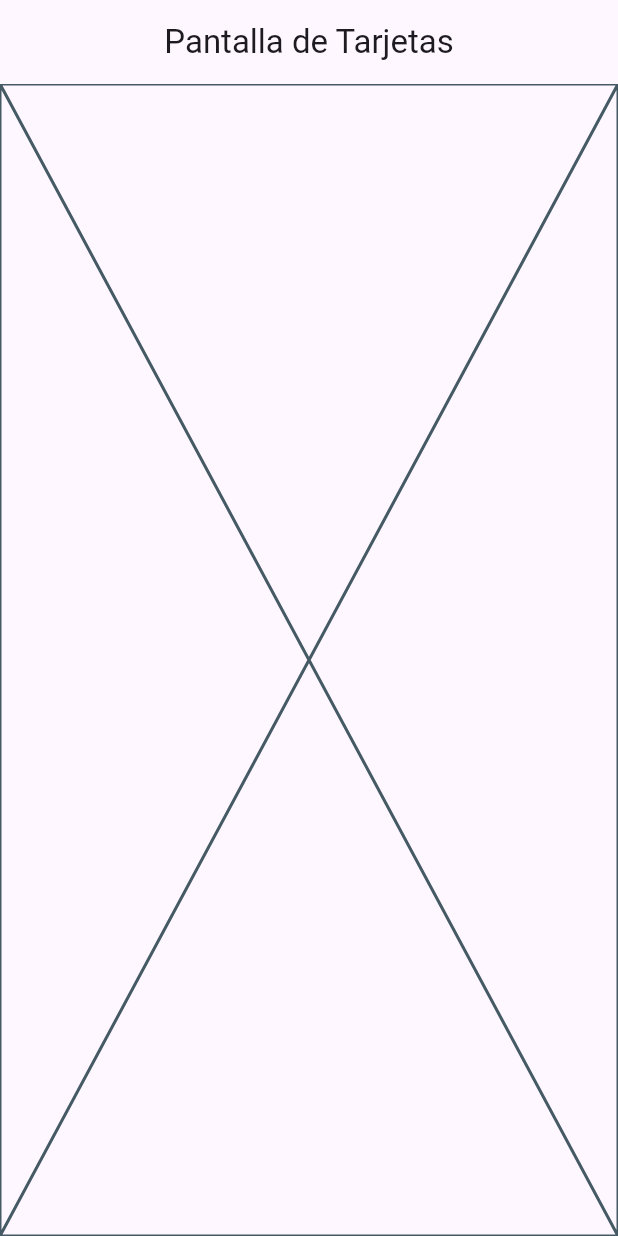
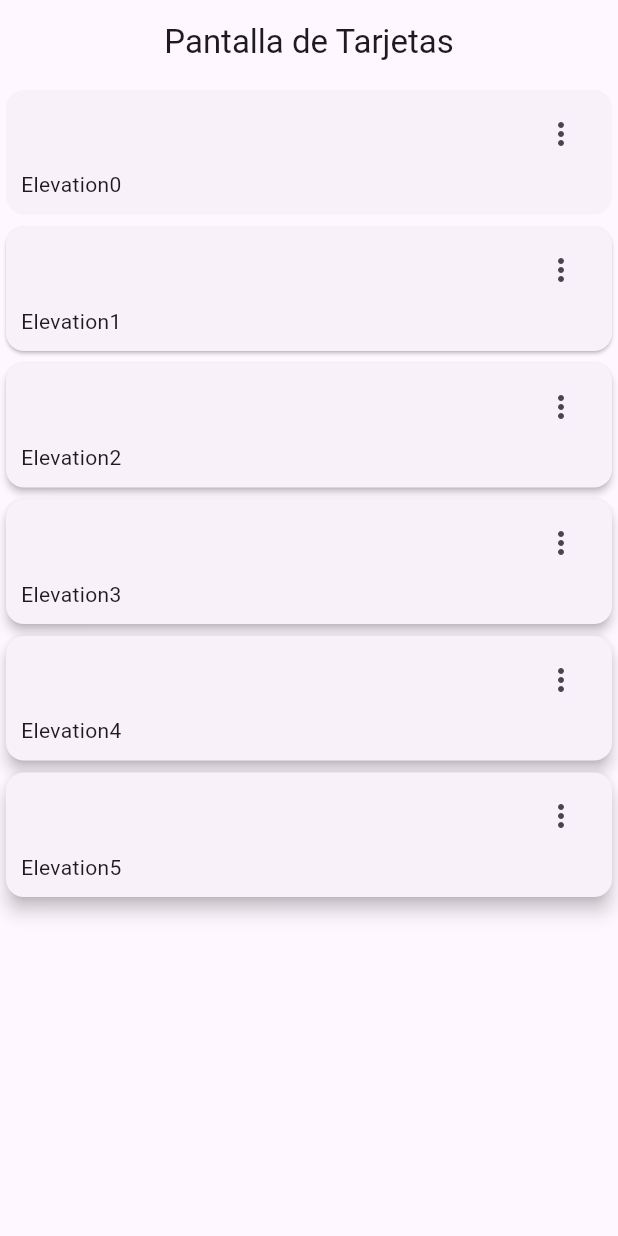
Before and after one commit to Francisco-V98/widgets_app, a Flutter app: the CardsScreen screen opened by its route, on a phone screen of 412 x 824 dp. Run offline on Flutter 3.47's test engine with Material 3 defaults, Android fonts, the phone set to English and light mode, and no system bars; our stand-ins replace go_router.

Commit message:
128- Crear cards, map, SingleChildScrollView

```diff
--- a/lib/presentation/screens/cards/cards_screen.dart
+++ b/lib/presentation/screens/cards/cards_screen.dart
@@ -1,6 +1,16 @@
 import 'package:flutter/material.dart';
 
+const cards = <Map<String,dynamic>>[
+  {'elevation': 0.0, 'label': 'Elevation0'},
+  {'elevation': 1.0, 'label': 'Elevation1'},
+  {'elevation': 2.0, 'label': 'Elevation2'},
+  {'elevation': 3.0, 'label': 'Elevation3'},
+  {'elevation': 4.0, 'label': 'Elevation4'},
+  {'elevation': 5.0, 'label': 'Elevation5'},
+];
+
 class CardsScreen extends StatelessWidget {
+
   static const String name = 'cards_Screen';
 
   const CardsScreen({super.key});
@@ -11,7 +21,69 @@ class CardsScreen extends StatelessWidget {
       appBar: AppBar(
         title: const Text('Pantalla de Tarjetas'),
       ),
-      body: const Placeholder(),
+      body: const _CardsView(),
     );
   }
 }
+
+
+class _CardsView extends StatelessWidget {
+  const _CardsView();
+
+  @override
+  Widget build(BuildContext context) {
+    return SingleChildScrollView(
+      child: Column(
+        children: [
+
+          ...cards.map(
+            (card) => _CardType1(elevation: card['elevation'], label: card['label']),
+          ),
+
+          // ...cards.map(
+          //   (card) => _CardType1(elevation: card['elevation'], label: card['label']),
+          // ),
+
+        ],
+      ),
+    );
+  }
+}
+
+
+class _CardType1 extends StatelessWidget {
+
+  final String label;
+  final double elevation;
+
+  const _CardType1({
+    required this.label,
+    required this.elevation
+  });
+
+  @override
+  Widget build(BuildContext context) {
+    return Card(
+      elevation: elevation,
+      child: Padding(
+        padding: const EdgeInsets.fromLTRB(10, 5, 10, 10),
+        child: Column(
+          children: [
+            Align(
+              alignment: Alignment.topRight,
+              child: IconButton(
+                onPressed: () {},
+                icon: const Icon(Icons.more_vert_outlined),
+              ),
+            ),
+
+            Align(
+              alignment: Alignment.bottomLeft,
+              child: Text(label),
+            )
+          ],
+        ),
+      ),
+    );
+  }
+}
```
